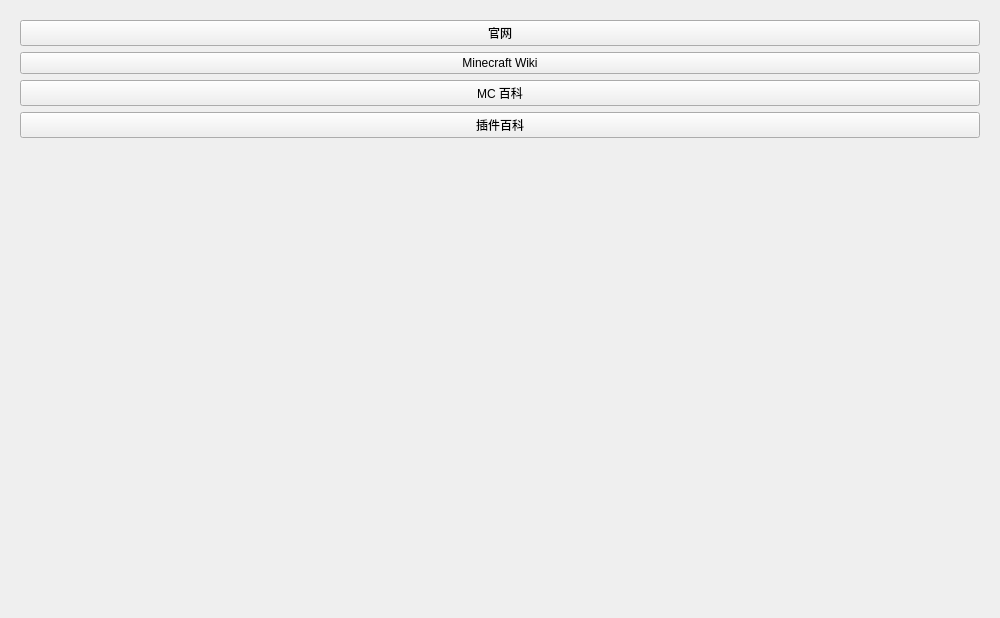
This is FMCL/Help/Links/Links.ui in 1604042736/FMCL as Qt 5 draws it before an edit. The edited form follows.
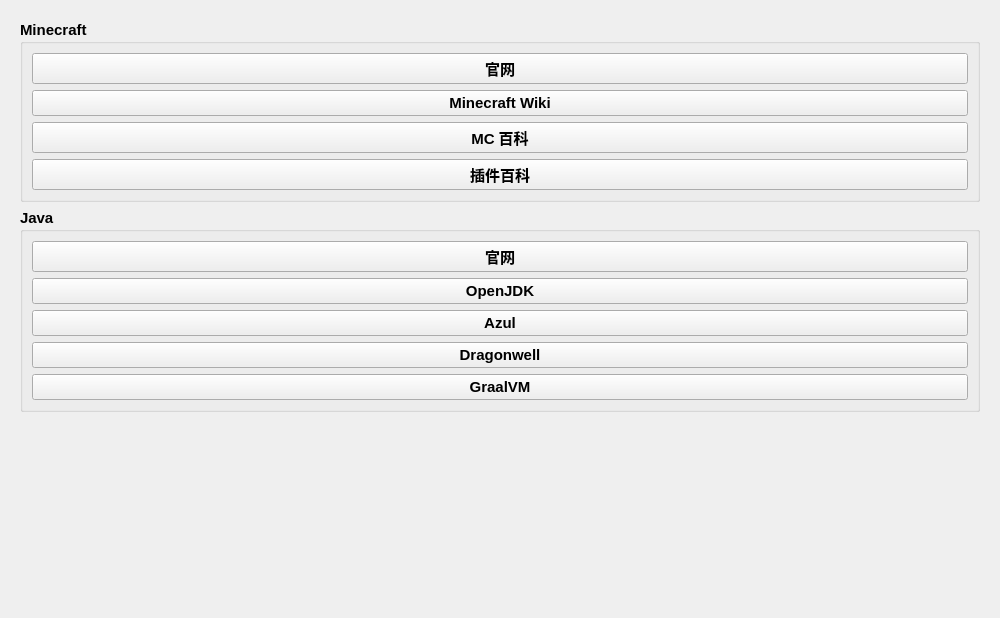
This is the edited form. Custom widgets are drawn as their Qt base class.

Commit message: 更改HelpViewer界面&添加Java网站到"常用网站"帮助中

Patch:
```diff
--- a/FMCL/Help/Links/Links.ui
+++ b/FMCL/Help/Links/Links.ui
@@ -34,6 +34,18 @@
        </rect>
       </property>
       <layout class="QGridLayout" name="gridLayout_2">
+       <item row="0" column="0">
+        <widget class="QGroupBox" name="groupBox">
+         <property name="font">
+          <font>
+           <pointsize>11</pointsize>
+           <bold>true</bold>
+          </font>
+         </property>
+         <property name="title">
+          <string>Minecraft</string>
+         </property>
+         <layout class="QGridLayout" name="gridLayout_3">
        <item row="1" column="0">
         <widget class="PushButton" name="pb_wiki">
          <property name="text">
@@ -41,6 +53,13 @@
          </property>
         </widget>
        </item>
+          <item row="0" column="0">
+           <widget class="PushButton" name="pb_mcofficialweb">
+            <property name="text">
+             <string>官网</string>
+            </property>
+           </widget>
+          </item>
        <item row="2" column="0">
         <widget class="PushButton" name="pb_mcmod">
          <property name="text">
@@ -55,6 +74,9 @@
          </property>
         </widget>
        </item>
+         </layout>
+        </widget>
+       </item>
        <item row="4" column="0">
         <spacer name="verticalSpacer">
          <property name="orientation">
@@ -68,11 +90,54 @@
          </property>
         </spacer>
        </item>
+       <item row="1" column="0">
+        <widget class="QGroupBox" name="groupBox_2">
+         <property name="font">
+          <font>
+           <pointsize>11</pointsize>
+           <bold>true</bold>
+          </font>
+         </property>
+         <property name="title">
+          <string>Java</string>
+         </property>
+         <layout class="QGridLayout" name="gridLayout_4">
+          <item row="1" column="0">
+           <widget class="PushButton" name="pb_openjdk">
+            <property name="text">
+             <string>OpenJDK</string>
+            </property>
+           </widget>
+          </item>
+          <item row="3" column="0">
+           <widget class="PushButton" name="pb_dragonwell">
+            <property name="text">
+             <string>Dragonwell</string>
+            </property>
+           </widget>
+          </item>
        <item row="0" column="0">
-        <widget class="PushButton" name="pb_officialweb">
+           <widget class="PushButton" name="pb_javaofficialweb">
          <property name="text">
           <string>官网</string>
          </property>
+           </widget>
+          </item>
+          <item row="2" column="0">
+           <widget class="PushButton" name="pb_azul">
+            <property name="text">
+             <string>Azul</string>
+            </property>
+           </widget>
+          </item>
+          <item row="4" column="0">
+           <widget class="PushButton" name="pb_graalvm">
+            <property name="text">
+             <string>GraalVM</string>
+            </property>
+           </widget>
+          </item>
+         </layout>
         </widget>
        </item>
       </layout>
```
Lines whose indentation alone changed are shown as unchanged. The commit also changes 8 other files.
